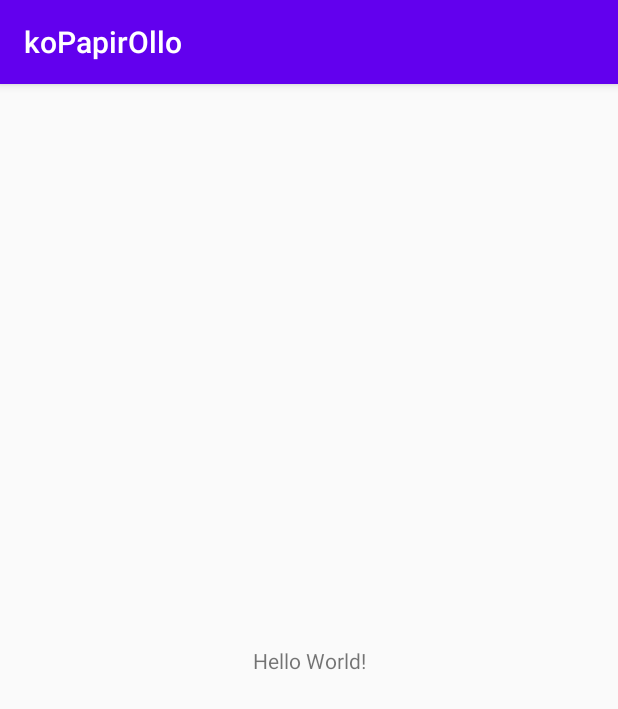
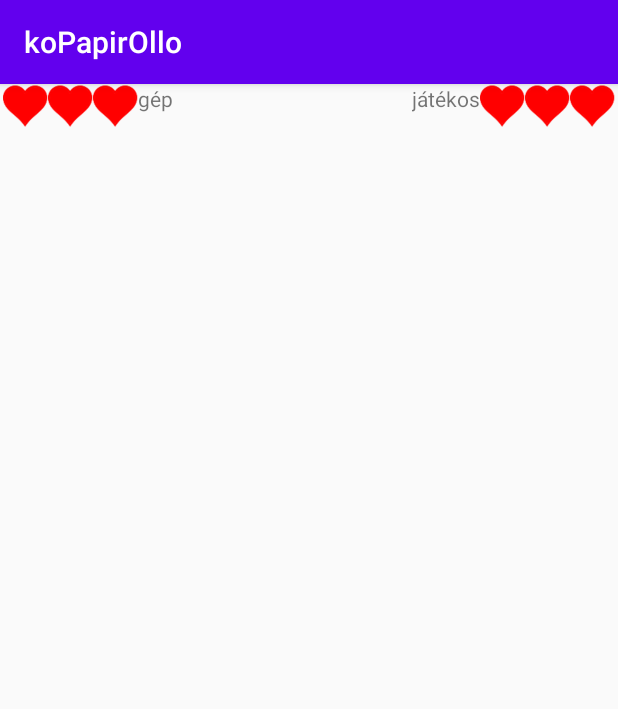
Before and after one commit to marci1999/koPapirOllo, an Android app: the screen it shows after launch (MainActivity), on a phone screen of 412 x 824 dp. Shown: the top 709 px of the screen. Run offline under Robolectric (Android 15) with nearby library versions, the phone set to English and light mode, and no system bars.

Commit message:
élet jlölés

```diff
--- a/app/src/main/res/layout/activity_main.xml
+++ b/app/src/main/res/layout/activity_main.xml
@@ -1,18 +1,99 @@
 <?xml version="1.0" encoding="utf-8"?>
-<android.support.constraint.ConstraintLayout xmlns:android="http://schemas.android.com/apk/res/android"
+<RelativeLayout xmlns:android="http://schemas.android.com/apk/res/android"
     xmlns:app="http://schemas.android.com/apk/res-auto"
     xmlns:tools="http://schemas.android.com/tools"
     android:layout_width="match_parent"
     android:layout_height="match_parent"
     tools:context=".MainActivity">
 
+    <LinearLayout
+        android:layout_width="1200dp"
+        android:layout_height="30dp"
+        android:paddingRight="2dp"
+        android:paddingLeft="2dp"
+        android:orientation="horizontal"
+        android:gravity="left">
+        <ImageView
+            android:layout_width="30dp"
+            android:layout_height="30dp"
+            android:src="@drawable/heart2"
+            android:id="@+id/gepElet1"/>
+
+        <LinearLayout
+            android:layout_width="wrap_content"
+            android:layout_height="wrap_content">
+            android:paddingRight="2dp"
+            android:paddingLeft="2dp">
+            <ImageView
+                android:layout_width="30dp"
+                android:layout_height="30dp"
+                android:src="@drawable/heart2"
+                android:id="@+id/gepElet2"/>
+        </LinearLayout>
+        <LinearLayout
+            android:layout_width="wrap_content"
+            android:layout_height="wrap_content">
+            android:paddingRight="2dp"
+            android:paddingLeft="2dp">
+            <ImageView
+                android:layout_width="30dp"
+                android:layout_height="30dp"
+                android:src="@drawable/heart2"
+                android:id="@+id/gepElet3"/>
+        </LinearLayout>
         <TextView
             android:layout_width="wrap_content"
             android:layout_height="wrap_content"
-        android:text="Hello World!"
+            android:text="gép"
             app:layout_constraintBottom_toBottomOf="parent"
             app:layout_constraintLeft_toLeftOf="parent"
             app:layout_constraintRight_toRightOf="parent"
             app:layout_constraintTop_toTopOf="parent" />
+    </LinearLayout>
 
-</android.support.constraint.ConstraintLayout>
+    <LinearLayout
+        android:layout_width="1200dp"
+        android:layout_height="30dp"
+        android:paddingRight="2dp"
+        android:paddingLeft="2dp"
+        android:orientation="horizontal"
+        android:gravity="right">
+        <TextView
+            android:layout_width="wrap_content"
+            android:layout_height="wrap_content"
+            android:text="játékos"
+            app:layout_constraintBottom_toBottomOf="parent"
+            app:layout_constraintLeft_toLeftOf="parent"
+            app:layout_constraintRight_toRightOf="parent"
+            app:layout_constraintTop_toTopOf="parent" />
+        <ImageView
+            android:layout_width="30dp"
+            android:layout_height="30dp"
+            android:src="@drawable/heart2"
+            android:id="@+id/jatekosElet3"/>
+        <LinearLayout
+            android:layout_width="wrap_content"
+            android:layout_height="wrap_content">
+            android:paddingRight="2dp"
+            android:paddingLeft="2dp">
+            <ImageView
+                android:layout_width="30dp"
+                android:layout_height="30dp"
+                android:src="@drawable/heart2"
+                android:id="@+id/jatekosElet2"/>
+        </LinearLayout>
+        <LinearLayout
+            android:layout_width="wrap_content"
+            android:layout_height="wrap_content">
+            android:paddingRight="2dp"
+            android:paddingLeft="2dp">
+            <ImageView
+                android:layout_width="30dp"
+                android:layout_height="30dp"
+                android:src="@drawable/heart2"
+                android:id="@+id/jatekosElet1"/>
+        </LinearLayout>
+    </LinearLayout>
+
+
+</RelativeLayout>
```
Also changed, not shown: app/src/main/res/drawable/heart1.png (added), app/src/main/res/drawable/heart2.png (added), app/src/main/res/drawable/paper.png (added), app/src/main/res/drawable/rock.png (added), app/src/main/res/drawable/scissors.png (added). Lines whose indentation alone changed are shown as unchanged.
